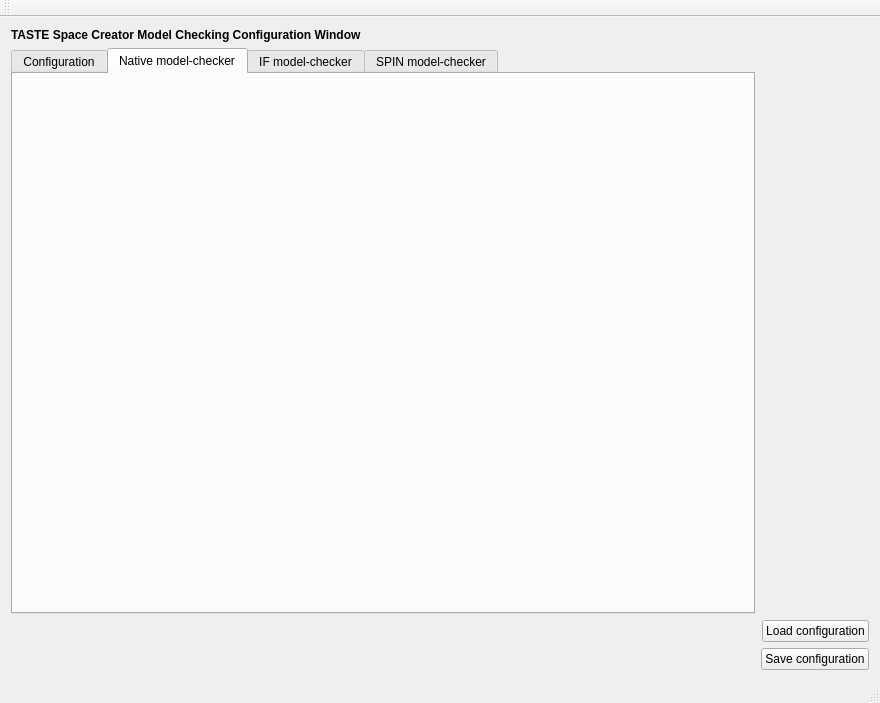
Above: src/libs/libiveditor/modelchecking/modelcheckingwindow.ui from esa/spacecreator before the change. Below: the same form after it.
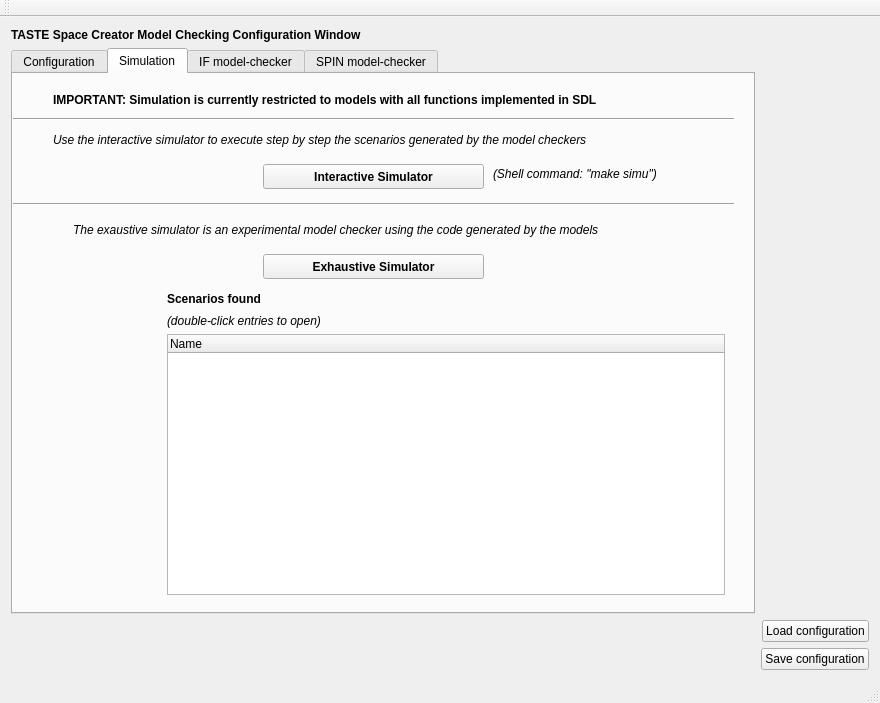
That is the form after the change. The open tabs and pages were chosen to show the change.

Commit message: Add mockup of the simulation tab in the MC window

Diff of the .ui file:
```diff
--- a/src/libs/libiveditor/modelchecking/modelcheckingwindow.ui
+++ b/src/libs/libiveditor/modelchecking/modelcheckingwindow.ui
@@ -163,8 +163,214 @@
       </widget>
       <widget class="QWidget" name="tab_2">
        <attribute name="title">
-        <string>Native model-checker</string>
+        <string>Simulation</string>
        </attribute>
+       <widget class="QPushButton" name="pushButton_interactiveSim">
+        <property name="geometry">
+         <rect>
+          <x>250</x>
+          <y>90</y>
+          <width>221</width>
+          <height>25</height>
+         </rect>
+        </property>
+        <property name="font">
+         <font>
+          <weight>75</weight>
+          <bold>true</bold>
+         </font>
+        </property>
+        <property name="text">
+         <string>Interactive Simulator</string>
+        </property>
+       </widget>
+       <widget class="QPushButton" name="pushButton_exhaustiveSim">
+        <property name="geometry">
+         <rect>
+          <x>250</x>
+          <y>180</y>
+          <width>221</width>
+          <height>25</height>
+         </rect>
+        </property>
+        <property name="font">
+         <font>
+          <weight>75</weight>
+          <bold>true</bold>
+         </font>
+        </property>
+        <property name="text">
+         <string>Exhaustive Simulator</string>
+        </property>
+       </widget>
+       <widget class="QLabel" name="label_20">
+        <property name="geometry">
+         <rect>
+          <x>154</x>
+          <y>239</y>
+          <width>436</width>
+          <height>15</height>
+         </rect>
+        </property>
+        <property name="font">
+         <font>
+          <pointsize>9</pointsize>
+          <italic>true</italic>
+         </font>
+        </property>
+        <property name="text">
+         <string>(double-click entries to open)</string>
+        </property>
+       </widget>
+       <widget class="QLabel" name="label_21">
+        <property name="geometry">
+         <rect>
+          <x>154</x>
+          <y>216</y>
+          <width>436</width>
+          <height>17</height>
+         </rect>
+        </property>
+        <property name="font">
+         <font>
+          <weight>75</weight>
+          <bold>true</bold>
+         </font>
+        </property>
+        <property name="text">
+         <string>Scenarios found</string>
+        </property>
+       </widget>
+       <widget class="QTreeWidget" name="treeWidget_resultsNative">
+        <property name="geometry">
+         <rect>
+          <x>154</x>
+          <y>260</y>
+          <width>558</width>
+          <height>261</height>
+         </rect>
+        </property>
+        <attribute name="headerDefaultSectionSize">
+         <number>400</number>
+        </attribute>
+        <attribute name="headerMinimumSectionSize">
+         <number>400</number>
+        </attribute>
+        <attribute name="headerStretchLastSection">
+         <bool>true</bool>
+        </attribute>
+        <column>
+         <property name="text">
+          <string>Name</string>
+         </property>
+        </column>
+       </widget>
+       <widget class="QLabel" name="label_22">
+        <property name="geometry">
+         <rect>
+          <x>480</x>
+          <y>90</y>
+          <width>201</width>
+          <height>20</height>
+         </rect>
+        </property>
+        <property name="font">
+         <font>
+          <pointsize>9</pointsize>
+          <italic>true</italic>
+         </font>
+        </property>
+        <property name="text">
+         <string>(Shell command: &quot;make simu&quot;)</string>
+        </property>
+       </widget>
+       <widget class="QLabel" name="label_23">
+        <property name="geometry">
+         <rect>
+          <x>40</x>
+          <y>50</y>
+          <width>651</width>
+          <height>31</height>
+         </rect>
+        </property>
+        <property name="font">
+         <font>
+          <pointsize>9</pointsize>
+          <italic>true</italic>
+         </font>
+        </property>
+        <property name="text">
+         <string>Use the interactive simulator to execute step by step the scenarios generated by the model checkers</string>
+        </property>
+       </widget>
+       <widget class="QLabel" name="label_24">
+        <property name="geometry">
+         <rect>
+          <x>60</x>
+          <y>140</y>
+          <width>651</width>
+          <height>31</height>
+         </rect>
+        </property>
+        <property name="font">
+         <font>
+          <pointsize>9</pointsize>
+          <italic>true</italic>
+         </font>
+        </property>
+        <property name="text">
+         <string>The exaustive simulator is an experimental model checker using the code generated by the models</string>
+        </property>
+       </widget>
+       <widget class="QLabel" name="label_25">
+        <property name="geometry">
+         <rect>
+          <x>40</x>
+          <y>10</y>
+          <width>651</width>
+          <height>31</height>
+         </rect>
+        </property>
+        <property name="font">
+         <font>
+          <pointsize>9</pointsize>
+          <weight>75</weight>
+          <italic>false</italic>
+          <bold>true</bold>
+          <underline>false</underline>
+          <kerning>true</kerning>
+         </font>
+        </property>
+        <property name="text">
+         <string>IMPORTANT: Simulation is currently restricted to models with all functions implemented in SDL</string>
+        </property>
+       </widget>
+       <widget class="Line" name="line">
+        <property name="geometry">
+         <rect>
+          <x>0</x>
+          <y>35</y>
+          <width>721</width>
+          <height>21</height>
+         </rect>
+        </property>
+        <property name="orientation">
+         <enum>Qt::Horizontal</enum>
+        </property>
+       </widget>
+       <widget class="Line" name="line_2">
+        <property name="geometry">
+         <rect>
+          <x>0</x>
+          <y>120</y>
+          <width>721</width>
+          <height>21</height>
+         </rect>
+        </property>
+        <property name="orientation">
+         <enum>Qt::Horizontal</enum>
+        </property>
+       </widget>
       </widget>
       <widget class="QWidget" name="tab_3">
        <attribute name="title">
```
Left out of the diff: 68 changed lines with no effect on the pictures. The commit also changes 2 other files.
